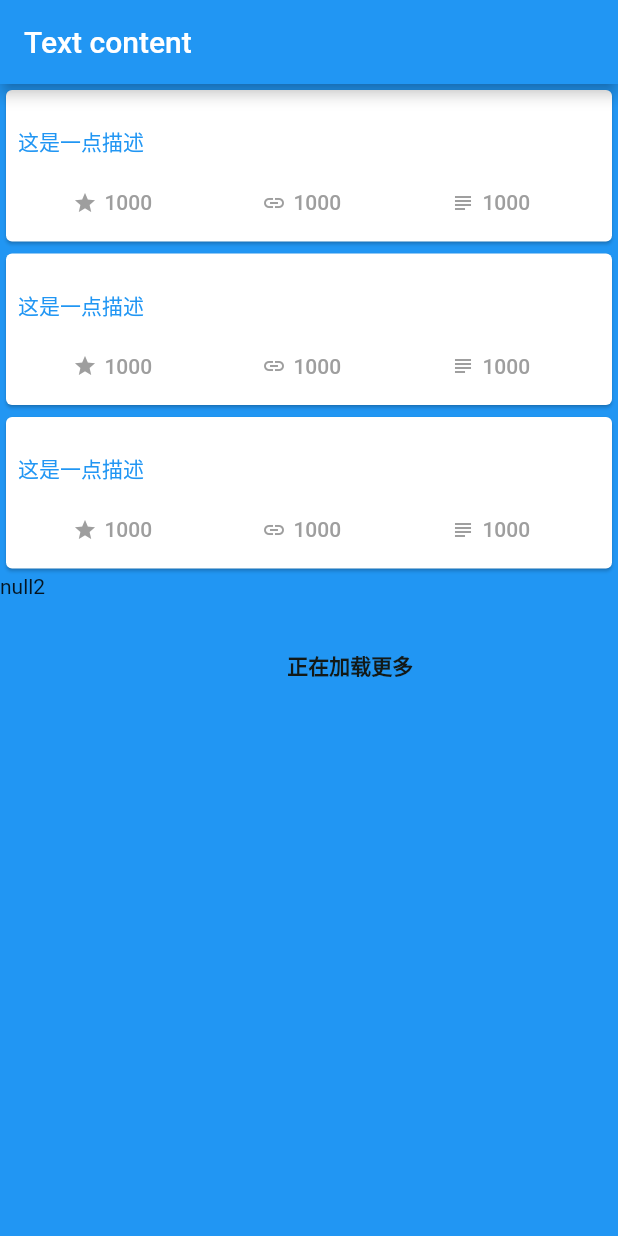
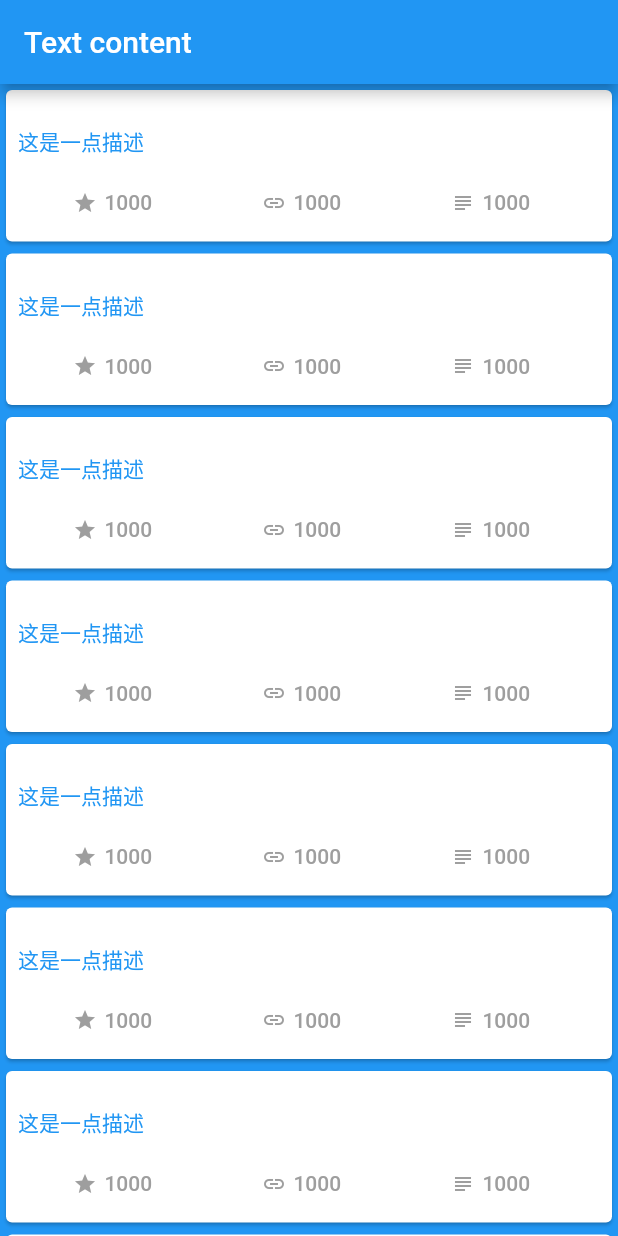
Before and after one commit to 18334581089/Flutter-Notebook, a Flutter app: the DemoPage screen opened directly, on a phone screen of 412 x 824 dp. Run offline on Flutter 3.47's test engine with Material 2 defaults, Android fonts, the phone set to English and light mode, and no system bars; our stand-ins replace flutter_spinkit.

```diff
--- a/lib/baseWidget/PullWidget.dart
+++ b/lib/baseWidget/PullWidget.dart
@@ -39,7 +39,7 @@ class PullLoadWidget extends StatefulWidget {
 }
 
 class _PullLoadWidgetState extends State<PullLoadWidget> {
-  final ScrollController _scrollController = new ScrollController();
+  final ScrollController _scrollController = ScrollController();
 
   bool isRefreshing = false;
 
@@ -53,7 +53,7 @@ class _PullLoadWidgetState extends State<PullLoadWidget> {
 
     ///初始化时创建控制器
     ///通过 with SingleTickerProviderStateMixin 实现动画效果。
-    // _tabController = new TabController(vsync: this, length: _tabItems.length);
+    // _tabController = TabController(vsync: this, length: _tabItems.length);
   }
 
   @override
@@ -89,13 +89,13 @@ class _PullLoadWidgetState extends State<PullLoadWidget> {
 
   @override
   Widget build(BuildContext context) {
-    return new RefreshIndicator(
+    return RefreshIndicator(
       ///GlobalKey，用户外部获取RefreshIndicator的State，做显示刷新
       key: widget.refreshKey,
 
       ///下拉刷新触发，返回的是一个Future
       onRefresh: widget.onRefresh ?? () async {},
-      child: new ListView.builder(
+      child: ListView.builder(
         ///保持ListView任何情况都能滚动，解决在RefreshIndicator的兼容问题。
         physics: const AlwaysScrollableScrollPhysics(),
 
--- a/lib/based/DemoPage.dart
+++ b/lib/based/DemoPage.dart
@@ -43,7 +43,7 @@ class _DemoPageState extends State<DemoPage> {
   void initState() {
     super.initState();
     setState(() {
-      _pullLoadWidgetControl.dataList!.addAll([1, 2, 3]);
+      _pullLoadWidgetControl.dataList!.addAll([1, 2, 3, 4, 5, 6, 7, 8, 9, 0]);
     });
   }
 
@@ -52,6 +52,7 @@ class _DemoPageState extends State<DemoPage> {
         Duration(seconds: 2), () => [1, 2, 3, 4, 5, 6, 7, 8, 9, 0]);
   }
 
+  // 下拉刷新的回调
   bool isLoading = false;
   Future<Null> handleRefresh() async {
     if (isLoading) {
```
Also changed, not shown: 1 other file.
